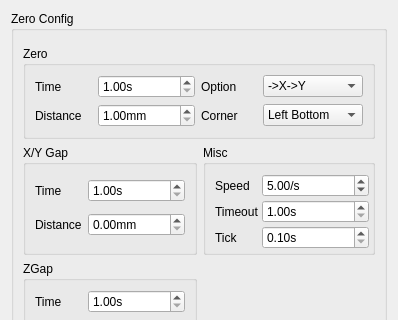
The window that source/wnd/ui/h2pref.ui (ww4u/megarobostudio) describes before a commit, drawn with Qt 5; both pictures show x 0 to 398 and y 0 to 320 of the 398 by 498 pixel window.
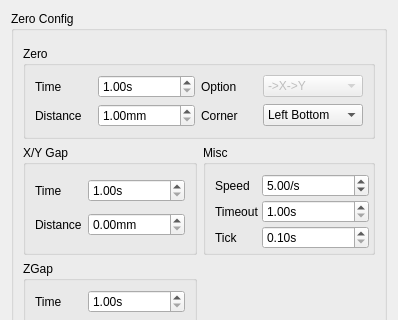
The same window after the commit. Custom widgets are drawn as their Qt base class.

```diff
--- a/source/wnd/ui/h2pref.ui
+++ b/source/wnd/ui/h2pref.ui
@@ -78,6 +78,9 @@
          </item>
          <item row="0" column="3">
           <widget class="QComboBox" name="cmbZeroMovement">
+           <property name="enabled">
+            <bool>false</bool>
+           </property>
            <item>
             <property name="text">
              <string>-&gt;X-&gt;Y</string>
```
